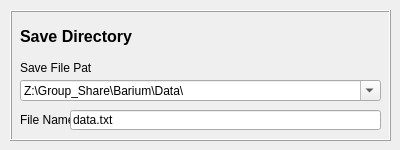
Before: the Qt Designer form lib/clients/gui/SaveDirectory_gui.ui in barium-project/barium, drawn with Qt 5.
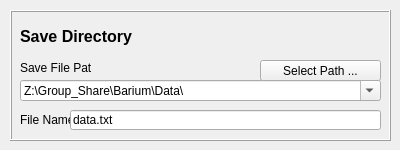
After: the same form once the commit is applied.

Commit message: Implemented labrad signals to the RGA server and client Modified MassSpecExperiment_client to include labrad signals and option for single connect (as well as necessary modification on imported servers and clients) Added a file open dialog for the save directory widget.

Diff of the .ui file:
```diff
--- a/lib/clients/gui/SaveDirectory_gui.ui
+++ b/lib/clients/gui/SaveDirectory_gui.ui
@@ -116,6 +116,19 @@
      <string>Save Directory</string>
     </property>
    </widget>
+   <widget class="QPushButton" name="sd_select_path_button">
+    <property name="geometry">
+     <rect>
+      <x>250</x>
+      <y>50</y>
+      <width>121</width>
+      <height>21</height>
+     </rect>
+    </property>
+    <property name="text">
+     <string>Select Path ...</string>
+    </property>
+   </widget>
   </widget>
  </widget>
  <resources/>
```
The commit also changes 18 other files.
